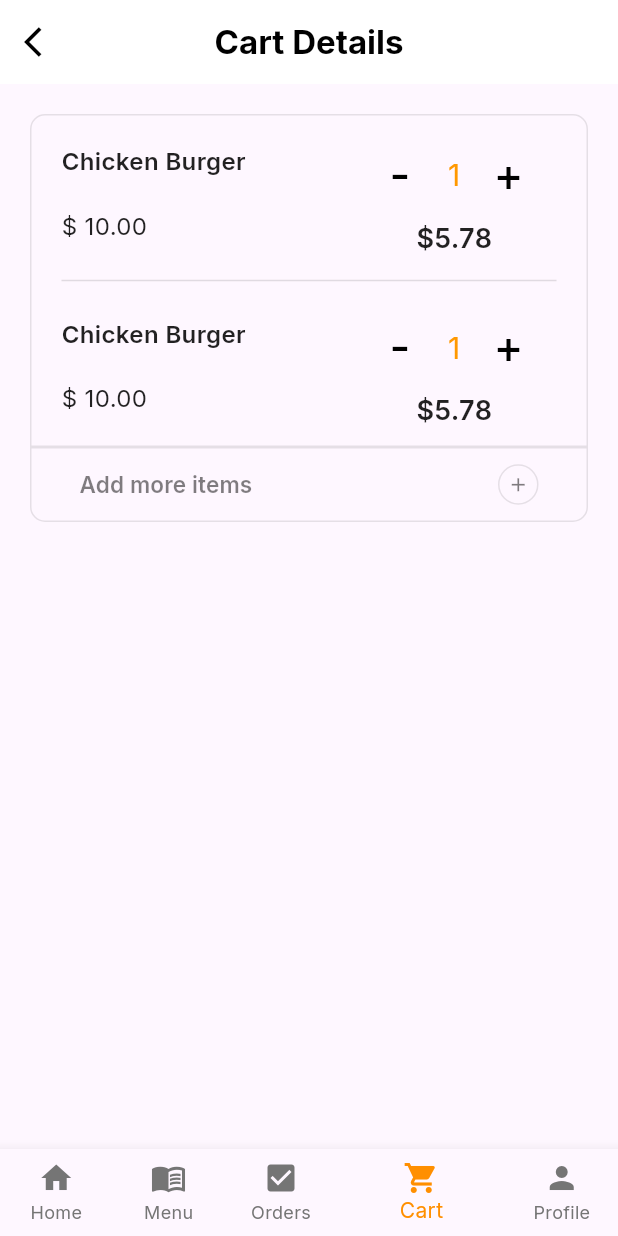
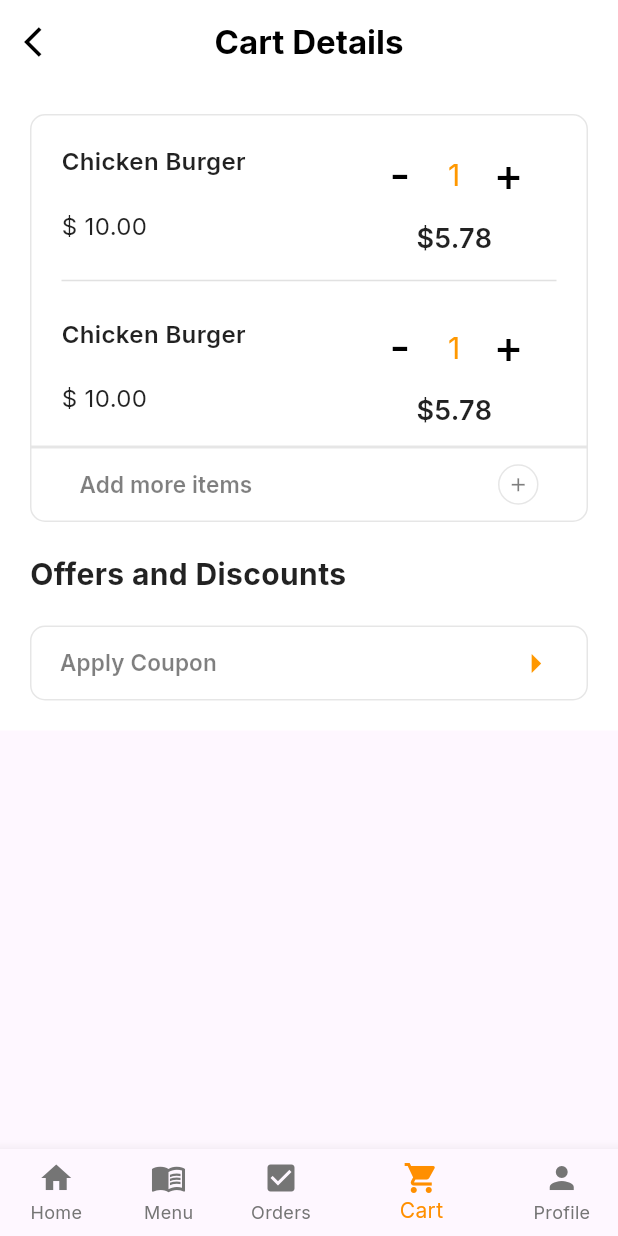
Before and after one commit to ntwari-egide/hawks-nest-restro-app-flutter, a Flutter app: the screen it shows after launch, item 4 of the bottom bar chosen, on a phone screen of 412 x 824 dp. Run offline on Flutter 3.47's test engine with Material 2 defaults, Android fonts, the phone set to English and light mode, and no system bars; our stand-ins replace carousel_slider, google_fonts; missing offline and left inert: flutter_splash_screen; network calls fail.

Commit message:
feat: implement apply coupon

```diff
--- a/lib/screen/layout/dashboard/cart/welcome.dart
+++ b/lib/screen/layout/dashboard/cart/welcome.dart
@@ -39,6 +39,7 @@ class _CartViewScreenState extends State<CartViewScreen> {
           BottomNavigationBarWidget(currentIndex: currentIndex),
       body: SingleChildScrollView(
         child: Container(
+          color: Colors.white,
           padding: const EdgeInsets.symmetric(horizontal: 20.0, vertical: 20),
           child: Column(
             crossAxisAlignment: CrossAxisAlignment.start,
@@ -96,8 +97,8 @@ class _CartViewScreenState extends State<CartViewScreen> {
                             color: const Color.fromARGB(25, 3, 3, 3),
                             width: 1,
                           ),
-                            borderRadius: const BorderRadius.all(
-                              Radius.circular(100.0)),
+                          borderRadius:
+                              const BorderRadius.all(Radius.circular(100.0)),
                         ),
                         padding: const EdgeInsets.all(5.0),
                         child: const Icon(
@@ -109,7 +110,51 @@ class _CartViewScreenState extends State<CartViewScreen> {
                     ],
                   ),
                   onPressed: () {},
-                  ))
+                ),
+              ),
+              const SizedBox(height: 20.0),
+              const Text(
+                "Offers and Discounts",
+                style: TextStyle(
+                  fontSize: 20,
+                  fontWeight: FontWeight.bold,
+                ),
+              ),
+              const SizedBox(height: 20.0),
+              ElevatedButton(
+                onPressed: () {},
+                style: ElevatedButton.styleFrom(
+                  backgroundColor: Colors.white,
+                  // add border and border radius
+                  shape: RoundedRectangleBorder(
+                    borderRadius: BorderRadius.circular(10.0),
+                    side: const BorderSide(
+                      color: Color.fromARGB(25, 3, 3, 3),
+                      width: 1,
+                    ),
+                  ),
+                  elevation: 0,
+                  padding: const EdgeInsets.symmetric(
+                      horizontal: 20.0, vertical: 10.0),
+                ),
+                child: const Row(
+                  children: [
+                     Text(
+                      "Apply Coupon",
+                      style: TextStyle(
+                          color: Color.fromARGB(128, 0, 0, 0),
+                          fontSize: 15,
+                          fontWeight: FontWeight.w600),
+                    ),
+                     Spacer(),
+                     Icon(
+                        Icons.arrow_right_outlined,
+                        color: Colors.orange,
+                        size: 30,
+                      ),
+                  ],
+                ),
+              )
             ],
           ),
         ),
```
Lines whose indentation alone changed are shown as unchanged.
